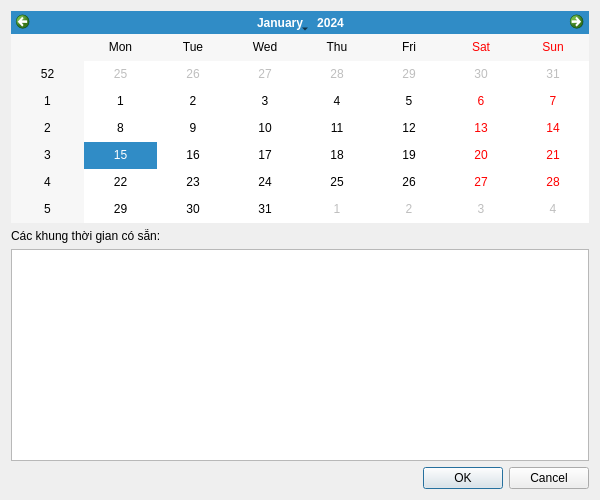
Qt form src/views/studentviews/timeslotcalendar.ui (HuyenTranggg/Meeting_Scheduler_App) before a commit.
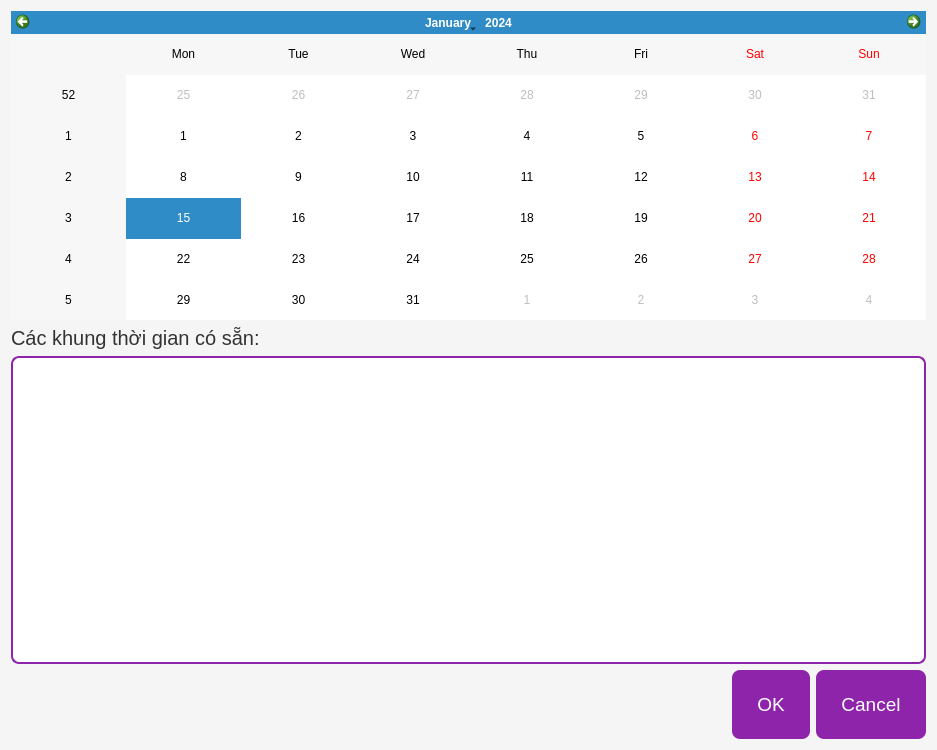
The same form after that commit.

Commit message: style lai giao dien

```diff
--- a/src/views/studentviews/timeslotcalendar.ui
+++ b/src/views/studentviews/timeslotcalendar.ui
@@ -6,13 +6,55 @@
    <rect>
     <x>0</x>
     <y>0</y>
-    <width>600</width>
-    <height>500</height>
+    <width>937</width>
+    <height>750</height>
    </rect>
   </property>
   <property name="windowTitle">
    <string>Xem lịch</string>
   </property>
+  <property name="styleSheet">
+   <string notr="true">
+    QDialog {
+        background-color: #f5f5f5;
+        font-family: 'Segoe UI', Arial;
+    }
+    QLabel {
+        color: #333333;
+        font-size: 15pt;
+    }
+    QCalendarWidget {
+        background-color: white;
+        border: 2px solid #8e24aa;
+        border-radius: 8px;
+    }
+    QListWidget {
+        background-color: white;
+        border: 2px solid #8e24aa;
+        border-radius: 8px;
+        font-size: 14pt;
+        padding: 8px;
+    }
+    QListWidget::item {
+        padding: 10px;
+        margin: 3px;
+    }
+    QListWidget::item:selected {
+        background-color: #8e24aa;
+        color: white;
+        border-radius: 6px;
+    }
+    QPushButton {
+        font-size: 14pt;
+        padding: 12px 25px;
+        border-radius: 8px;
+        min-height: 45px;
+        background-color: #8e24aa;
+        color: white;
+        border: none;
+    }
+   </string>
+  </property>
   <layout class="QVBoxLayout" name="verticalLayout">
    <item>
     <widget class="QCalendarWidget" name="calendarWidget"/>
```
The commit also changes 26 other files.
